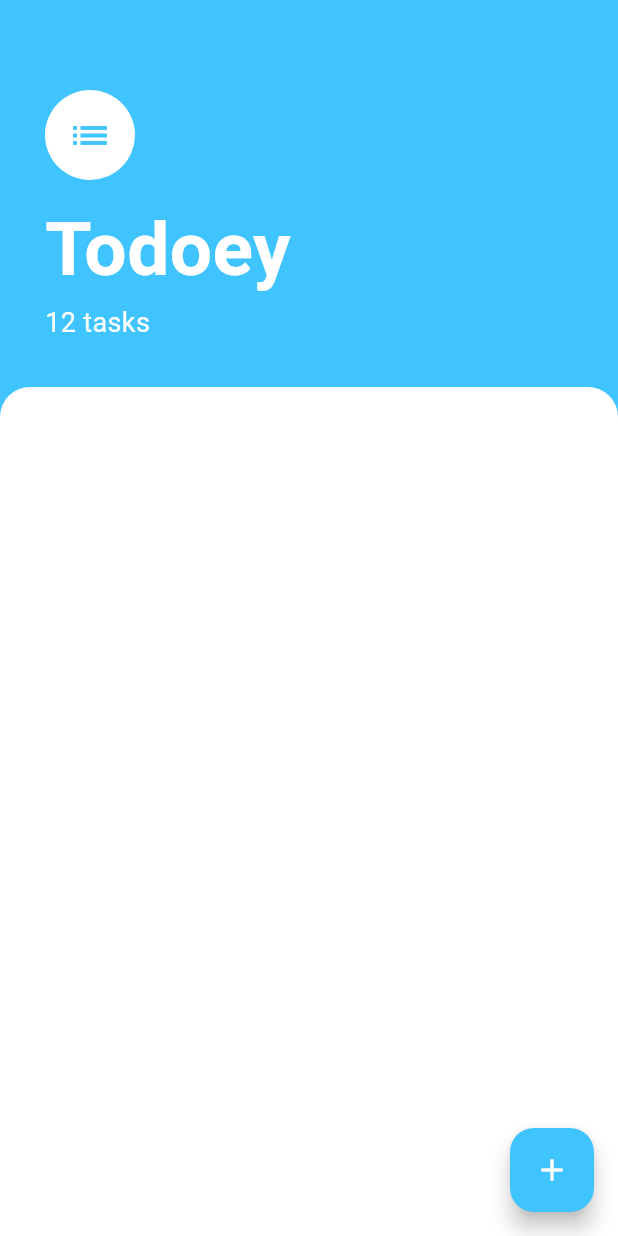
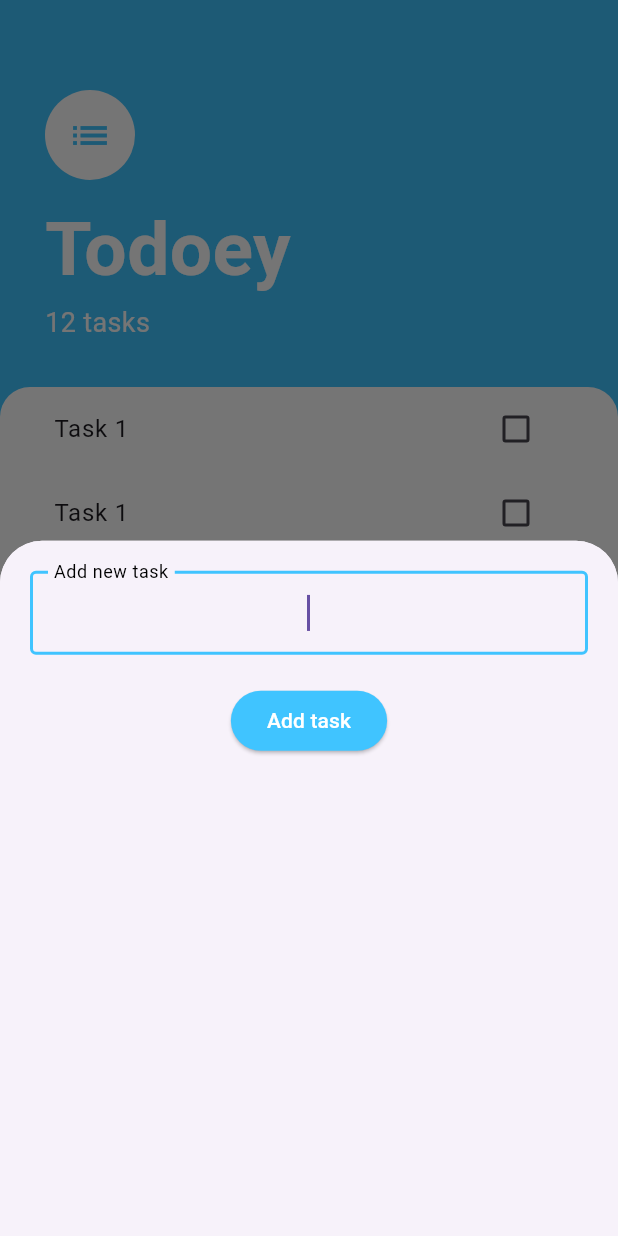
Before and after one commit to aezakmi7/todoey-flutter, a Flutter app: the screen it shows after launch, after a tap on the "add" icon, on a phone screen of 412 x 824 dp. Run offline on Flutter 3.47's test engine with Material 3 defaults, Android fonts, the phone set to English and light mode, and no system bars.

Commit message:
Modal Sheet "add task" implemented

```diff
--- /dev/null
+++ b/lib/screens/add_task.dart
@@ -0,0 +1,62 @@
+import 'package:flutter/material.dart';
+
+class AddTaskScreen extends StatelessWidget {
+  const AddTaskScreen({
+    super.key,
+  });
+
+  @override
+  Widget build(BuildContext context) {
+    return BottomSheet(
+      onClosing: () {
+        Navigator.pop(context);
+      },
+      builder: (context) {
+        return Container(
+            padding: EdgeInsets.only(
+              top: 20,
+              left: 20,
+              right: 20,
+            ),
+            height: 500,
+            child: Column(
+              children: <Widget>[
+                TextField(
+                  autofocus: true,
+                  textAlign: TextAlign.center,
+                  decoration: InputDecoration(
+                      labelText: 'Add new task',
+                      labelStyle: TextStyle(
+                        color: Colors.black,
+                      ),
+                      border: OutlineInputBorder(
+                        borderRadius: BorderRadius.circular(10),
+                      ),
+                      enabledBorder: OutlineInputBorder(
+                        borderSide: BorderSide(color: Colors.grey, width: 1),
+                      ),
+                      focusedBorder: OutlineInputBorder(
+                        borderSide:
+                            BorderSide(color: Colors.lightBlueAccent, width: 2),
+                      )),
+                ),
+                SizedBox(height: 20),
+                ElevatedButton(
+                  style: ButtonStyle(
+                      backgroundColor: WidgetStateProperty.all(
+                    Colors.lightBlueAccent,
+                  )),
+                  onPressed: () {},
+                  child: Text(
+                    'Add task',
+                    style: TextStyle(
+                      color: Colors.white,
+                    ),
+                  ),
+                ),
+              ],
+            ));
+      },
+    );
+  }
+}
--- a/lib/screens/tasks_screen.dart
+++ b/lib/screens/tasks_screen.dart
@@ -1,4 +1,6 @@
 import 'package:flutter/material.dart';
+import 'package:todoey_flutter/screens/add_task.dart';
+import 'package:todoey_flutter/widgets/tasks_list.dart';
 
 class TasksScreen extends StatelessWidget {
   const TasksScreen({super.key});
@@ -8,7 +10,14 @@ class TasksScreen extends StatelessWidget {
     return Scaffold(
       backgroundColor: Colors.lightBlueAccent,
       floatingActionButton: FloatingActionButton(
-        onPressed: () {},
+        onPressed: () {
+          showModalBottomSheet(
+            context: context,
+            builder: (context) {
+              return AddTaskScreen();
+            },
+          );
+        },
         backgroundColor: Colors.lightBlueAccent,
         child: Icon(
           Icons.add,
@@ -57,12 +66,15 @@ class TasksScreen extends StatelessWidget {
           ),
           Expanded(
             child: Container(
+              padding: const EdgeInsets.symmetric(horizontal: 20.0),
               decoration: BoxDecoration(
-                  color: Colors.white,
-                  borderRadius: BorderRadius.only(
-                    topLeft: Radius.circular(20.0),
-                    topRight: Radius.circular(20.0),
-                  )),
+                color: Colors.white,
+                borderRadius: BorderRadius.only(
+                  topLeft: Radius.circular(20.0),
+                  topRight: Radius.circular(20.0),
+                ),
+              ),
+              child: TasksList(),
             ),
           ),
         ],
--- /dev/null
+++ b/lib/widgets/task_tile.dart
@@ -0,0 +1,18 @@
+import 'package:flutter/material.dart';
+
+class TaskTile extends StatelessWidget {
+  const TaskTile({
+    super.key,
+  });
+
+  @override
+  Widget build(BuildContext context) {
+    return ListTile(
+      title: Text('Task 1'),
+      trailing: Checkbox(
+        value: false,
+        onChanged: (value) {},
+      ),
+    );
+  }
+}
--- /dev/null
+++ b/lib/widgets/tasks_list.dart
@@ -0,0 +1,18 @@
+import 'package:flutter/material.dart';
+import 'package:todoey_flutter/widgets/task_tile.dart';
+
+class TasksList extends StatelessWidget {
+  const TasksList({super.key});
+
+  @override
+  Widget build(BuildContext context) {
+    return ListView(
+      shrinkWrap: true,
+      children: <Widget>[
+        TaskTile(),
+        TaskTile(),
+        TaskTile(),
+      ],
+    );
+  }
+}
```
